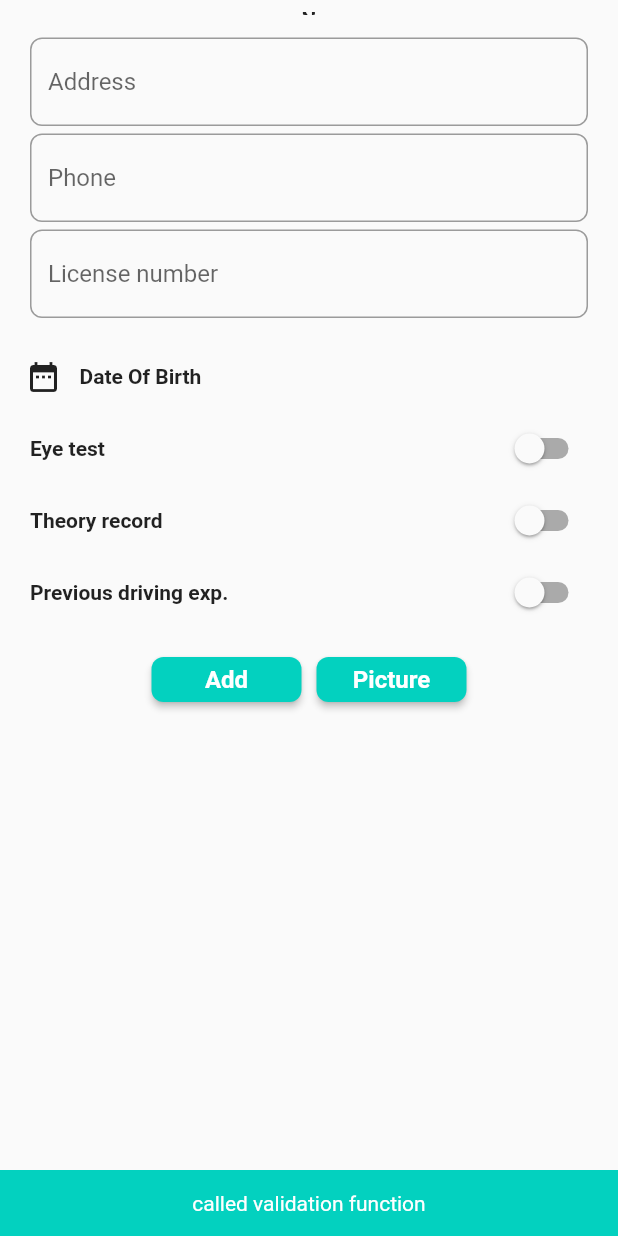
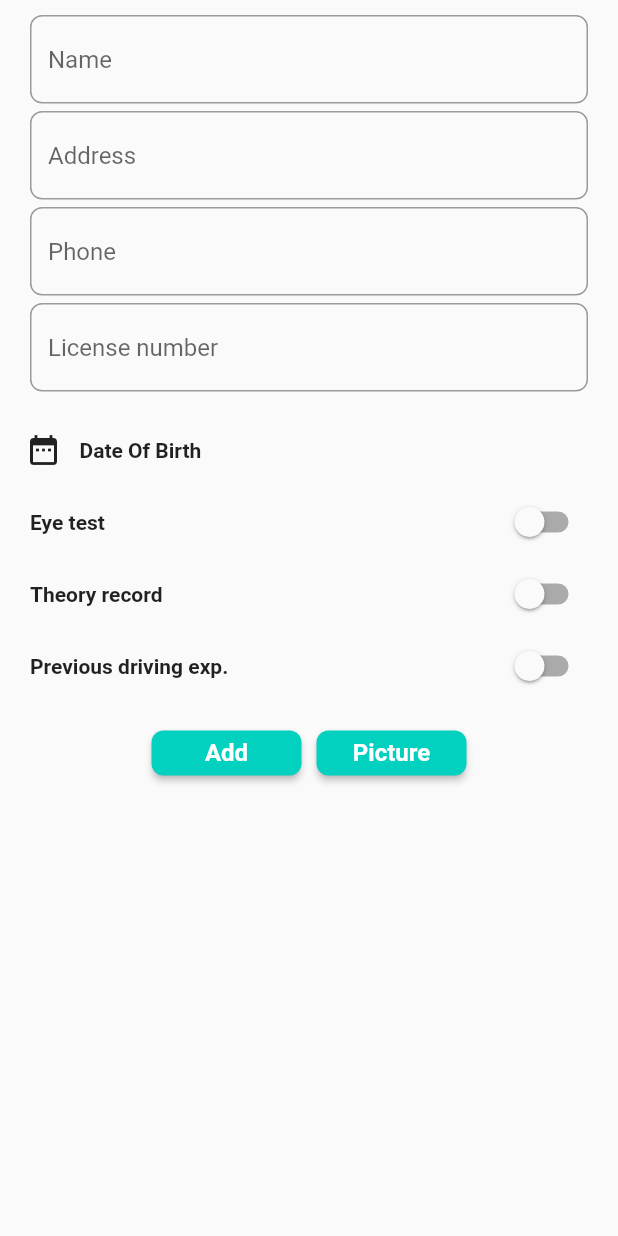
Before and after one commit to gang-of-four-bangladesh/AdiBook, a Flutter app: the AddPupilSection widget shown alone on an empty page, opened directly, after a tap on "Add", on a phone screen of 412 x 824 dp. Run offline on Flutter 3.47's test engine with Material 2 defaults, Android fonts, the phone set to English and light mode, and no system bars; our stand-ins replace cloud_firestore, device_info, eva_icons_flutter, firebase_auth, image_picker, sprintf; missing offline and left inert: flutter_clean_calendar; accounts and stored records are empty.

Commit message:
insert pupil and list and add view pagination

```diff
--- a/lib/pages/add_pupil_section.dart
+++ b/lib/pages/add_pupil_section.dart
@@ -1,4 +1,6 @@
+import 'package:adibook/models/pupil.dart';
 import 'package:flutter/material.dart';
+import 'package:uuid/uuid.dart';
 import 'common_function.dart';
 import 'package:adibook/pages/validation.dart';
 import 'dart:io';
@@ -6,6 +8,7 @@ import 'package:image_picker/image_picker.dart';
 import 'package:intl/intl.dart';
 
 CommonClass commonClass = new CommonClass();
+
 class AddPupilSection extends StatefulWidget {
   @override
   State<StatefulWidget> createState() {
@@ -14,6 +17,8 @@ class AddPupilSection extends StatefulWidget {
   }
 }
 
+Pupil pupil = new Pupil();
+Uuid uuid = new Uuid();
 class AddPupilSectionstate extends State<AddPupilSection> {
   // _formKey and _autoValidate
   final GlobalKey<FormState> _formKey = GlobalKey<FormState>();
@@ -45,27 +50,27 @@ class AddPupilSectionstate extends State<AddPupilSection> {
           child: Center(
             child: Column(children: <Widget>[
               //Picture
-              Container(
-                padding: EdgeInsets.all(5.0),
-                child: Row(
-                  mainAxisAlignment: MainAxisAlignment.spaceEvenly,
-                  children: <Widget>[
-                    Container(
-                        width: 10.0,
-                        height: 5.0,
-                        child: Center(
-                            child: ClipRRect(
-                          borderRadius: BorderRadius.circular(5.0),
-                          child: img == null
-                              ? Text(
-                                  "No Image",
-                                  style: TextStyle(fontWeight: FontWeight.bold),
-                                )
-                              : Image.file(img),
-                        ))),
-                  ],
-                ),
-              ),
+              // Container(
+              //   padding: EdgeInsets.all(5.0),
+              //   child: Row(
+              //     mainAxisAlignment: MainAxisAlignment.spaceEvenly,
+              //     children: <Widget>[
+              //       Container(
+              //           width: 10.0,
+              //           height: 5.0,
+              //           child: Center(
+              //               child: ClipRRect(
+              //             borderRadius: BorderRadius.circular(5.0),
+              //             child: img == null
+              //                 ? Text(
+              //                     "No Image",
+              //                     style: TextStyle(fontWeight: FontWeight.bold),
+              //                   )
+              //                 : Image.file(img),
+              //           ))),
+              //     ],
+              //   ),
+              // ),
 
               //textBoxSection,
               Container(
@@ -75,21 +80,23 @@ class AddPupilSectionstate extends State<AddPupilSection> {
                   children: <Widget>[
                     Column(
                       children: <Widget>[
-                        // Container(
-                        //   padding: EdgeInsets.only(bottom: 5.0),
-                        //   child: TextField(
-                        //     keyboardType: TextInputType.text,
-                        //     decoration: InputDecoration(
-                        //         border: OutlineInputBorder(
-                        //             borderSide: BorderSide(
-                        //               color: Color(
-                        //                 commonClass.commonClass.hexColor('#03D1BF'),
-                        //               ),
-                        //             ),
-                        //             borderRadius: new BorderRadius.circular(8.0)),
-                        //         hintText: "Name"),
-                        //   ),
-                        // ),
+                        Container(
+                          padding: EdgeInsets.only(bottom: 5.0),
+                          child: TextField(
+                            keyboardType: TextInputType.text,
+                            controller: nameController,
+                            decoration: InputDecoration(
+                                border: OutlineInputBorder(
+                                    borderSide: BorderSide(
+                                      color: Color(
+                                        commonClass.hexColor('#03D1BF'),
+                                      ),
+                                    ),
+                                    borderRadius:
+                                        new BorderRadius.circular(8.0)),
+                                hintText: "Name"),
+                          ),
+                        ),
                       ],
                     ),
                     Column(
@@ -102,6 +109,7 @@ class AddPupilSectionstate extends State<AddPupilSection> {
                               _address = val;
                             },
                             keyboardType: TextInputType.text,
+                            controller: addressController,
                             decoration: InputDecoration(
                                 border: OutlineInputBorder(
                                     borderSide:
@@ -117,7 +125,7 @@ class AddPupilSectionstate extends State<AddPupilSection> {
                         Container(
                           padding: EdgeInsets.only(bottom: 5.0),
                           child: TextFormField(
-                            validator: validateMobile,
+                            controller: phoneController,
                             keyboardType: TextInputType.phone,
                             onSaved: (String val) {
                               _phone = val;
@@ -137,6 +145,7 @@ class AddPupilSectionstate extends State<AddPupilSection> {
                         Container(
                           padding: EdgeInsets.only(bottom: 5.0),
                           child: TextFormField(
+                            controller: drivingLicenseController,
                             decoration: InputDecoration(
                                 border: OutlineInputBorder(
                                     borderSide:
@@ -304,7 +313,24 @@ class AddPupilSectionstate extends State<AddPupilSection> {
                             minWidth: 100.0,
                             height: 30.0,
                             child: RaisedButton(
-                              onPressed: _validateInputs,
+                              onPressed: () {
+                                print('called');
+                                print('year: '+ date_of_birth.substring(6,10));
+                                print('day: '+date_of_birth.substring(0,2));
+                                print(date_of_birth);
+                                print('month: '+date_of_birth.substring(3,5));
+                                pupil.id = uuid.v4();
+                                pupil.name = nameController.text;
+                                pupil.phoneNumber = phoneController.text;
+                                pupil.address = addressController.text;
+                                pupil.dateOfBirth =
+                                    DateTime.parse(date_of_birth.substring(6,10)+'-'+date_of_birth.substring(3,5)+'-'+date_of_birth.substring(0,2)+' 00:00:00.000');
+                                pupil.eyeTest = switchOn_eyeTest;
+                                pupil.previousExperience = switchOn_prviouseExp;
+                                pupil.theoryRecord = switchOn_theoryRecord;
+                                pupil.add();
+                              },
+                              //onPressed: _validateInputs,
                               color: Color(
                                 commonClass.hexColor('#03D1BF'),
                               ),
@@ -360,8 +386,8 @@ class AddPupilSectionstate extends State<AddPupilSection> {
         ),
       ),
     );
+  }
 
-  }
   void _validateInputs() {
     commonClass.getSnackbar("called validation function", context);
     if (_formKey.currentState.validate()) {
@@ -369,7 +395,6 @@ class AddPupilSectionstate extends State<AddPupilSection> {
       commonClass.getSnackbar("Valid", context);
       //_formKey.currentState.save();
     } else {
-
       commonClass.getSnackbar("Invalid", context);
 //    If all data are not valid then start auto validation.
       setState(() {
@@ -392,6 +417,10 @@ class AddPupilSectionstate extends State<AddPupilSection> {
   bool switchOn_eyeTest = false;
   bool switchOn_theoryRecord = false;
   bool switchOn_prviouseExp = false;
+  TextEditingController nameController = new TextEditingController();
+  TextEditingController phoneController = new TextEditingController();
+  TextEditingController addressController = new TextEditingController();
+  TextEditingController drivingLicenseController = new TextEditingController();
 
   Future<void> dialogBoxPicture(BuildContext context) {
     return showDialog<void>(
```
Also changed, not shown: lib/pages/pupil_list_section.dart (+40 -2 lines). Lines whose indentation alone changed are shown as unchanged.
